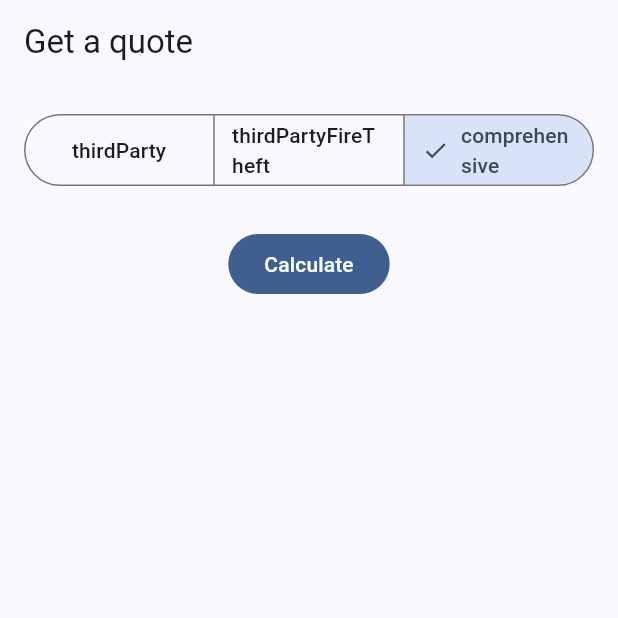
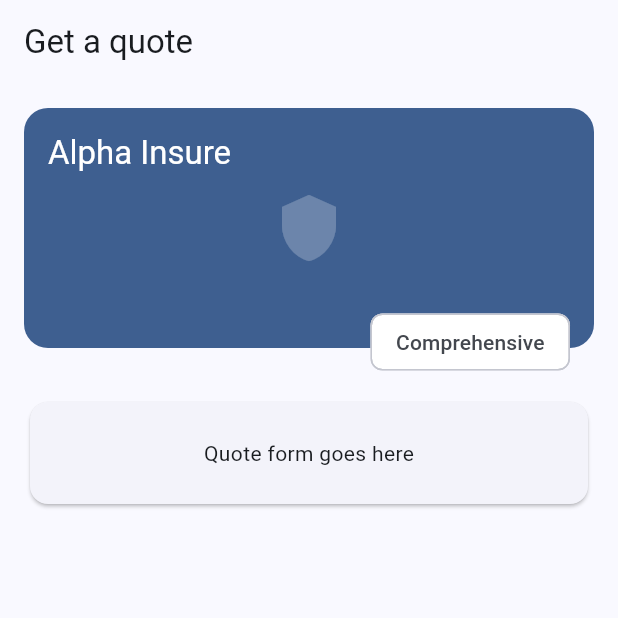
Before and after one commit to Clynton19860/flutter, a Flutter app: the screen it shows after launch, on a phone screen of 412 x 824 dp, the top half of it. Run offline on Flutter 3.47's test engine with Material 3 defaults, Android fonts, the phone set to English and light mode, and no system bars.

Commit message:
Day 2: header and responsive shell

```diff
--- a/quote_app/lib/features/quote/domain/quote_model.dart
+++ b/quote_app/lib/features/quote/domain/quote_model.dart
@@ -2,10 +2,17 @@ import 'dart:async';
 
 enum Cover {
   thirdParty, thirdPartyFireTheft, comprehensive;
+
   double get factor => switch (this) {
         Cover.thirdParty => 0.6,
         Cover.thirdPartyFireTheft => 0.8,
         Cover.comprehensive => 1.0,
+      };
+
+  String get label => switch (this) {
+        Cover.thirdParty => 'Third party',
+        Cover.thirdPartyFireTheft => 'Third party, fire & theft',
+        Cover.comprehensive => 'Comprehensive',
       };
 }
 
--- a/quote_app/lib/features/quote/presentation/capture_screen.dart
+++ b/quote_app/lib/features/quote/presentation/capture_screen.dart
@@ -1,52 +1,102 @@
 import 'package:flutter/material.dart';
 import 'package:quote_app/features/quote/domain/quote_model.dart';
 
-class CaptureScreen extends StatefulWidget {
+class CaptureScreen extends StatelessWidget {
   const CaptureScreen({super.key});
 
-  @override
-  State<CaptureScreen> createState() => _CaptureScreenState();
-}
-
-class _CaptureScreenState extends State<CaptureScreen> {
-  Cover _cover = Cover.comprehensive;
-  double? _premium;
-
-  void _calculate() {
-    final r = QuoteRequest(
-      make: 'VW',
-      year: 2020,
-      driverAge: 30,
-      cover: _cover,
-    );
-    setState(() => _premium = calculatePremium(r));
-  }
+  static const _wideBreakpoint = 700.0;
 
   @override
   Widget build(BuildContext context) => Scaffold(
         appBar: AppBar(title: const Text('Get a quote')),
-        body: Padding(
-          padding: const EdgeInsets.all(16),
-          child: Column(
-            children: [
-              SegmentedButton<Cover>(
-                segments: [
-                  for (final c in Cover.values)
-                    ButtonSegment(value: c, label: Text(c.name)),
-                ],
-                selected: {_cover},
-                onSelectionChanged: (s) => setState(() => _cover = s.first),
-              ),
-              const SizedBox(height: 24),
-              FilledButton(
-                onPressed: _calculate,
-                child: const Text('Calculate'),
-              ),
-              const SizedBox(height: 24),
-              if (_premium != null) PremiumBadge(amount: _premium!),
-            ],
+        body: SafeArea(
+          child: LayoutBuilder(
+            builder: (context, constraints) {
+              if (constraints.maxWidth >= _wideBreakpoint) {
+                return Padding(
+                  padding: const EdgeInsets.all(16),
+                  child: Row(
+                    crossAxisAlignment: CrossAxisAlignment.start,
+                    children: [
+                      const SizedBox(width: 280, child: _BrandHeader()),
+                      const SizedBox(width: 24),
+                      Expanded(
+                        child: SingleChildScrollView(
+                          child: _QuoteFormPlaceholder(),
+                        ),
+                      ),
+                    ],
+                  ),
+                );
+              }
+              return SingleChildScrollView(
+                padding: const EdgeInsets.all(16),
+                child: const Column(
+                  children: [
+                    _BrandHeader(),
+                    SizedBox(height: 32),
+                    _QuoteFormPlaceholder(),
+                  ],
+                ),
+              );
+            },
           ),
         ),
+      );
+}
+
+class _QuoteFormPlaceholder extends StatelessWidget {
+  const _QuoteFormPlaceholder();
+
+  @override
+  Widget build(BuildContext context) => const Card(
+        child: Padding(
+          padding: EdgeInsets.all(24),
+          child: Center(child: Text('Quote form goes here')),
+        ),
+      );
+}
+
+class _BrandHeader extends StatelessWidget {
+  const _BrandHeader();
+
+  @override
+  Widget build(BuildContext context) => Stack(
+        clipBehavior: Clip.none,
+        children: [
+          Container(
+            height: 160,
+            decoration: BoxDecoration(
+              color: Theme.of(context).colorScheme.primary,
+              borderRadius: BorderRadius.circular(16),
+            ),
+          ),
+          Positioned(
+            left: 16,
+            top: 16,
+            child: Text(
+              'Alpha Insure',
+              style: Theme.of(context)
+                  .textTheme
+                  .titleLarge
+                  ?.copyWith(color: Colors.white),
+            ),
+          ),
+          Positioned(
+            right: 16,
+            bottom: -20,
+            child: Chip(
+              label: const Text('Comprehensive'),
+              backgroundColor: Colors.white,
+            ),
+          ),
+          const Positioned.fill(
+            child: Align(
+              alignment: Alignment.center,
+              child: Icon(Icons.shield, size: 48, color: Colors.white24),
+            ),
+          ),
+        ],
       );
 }
 
```
Also changed, not shown: pubspec.lock (added).
